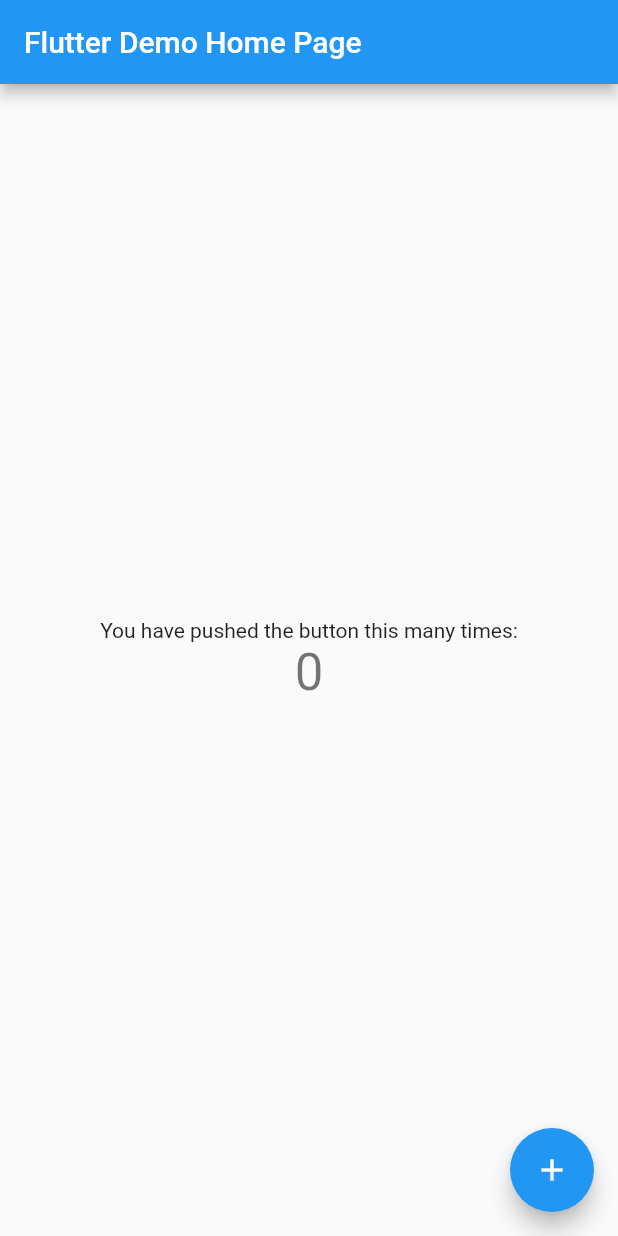
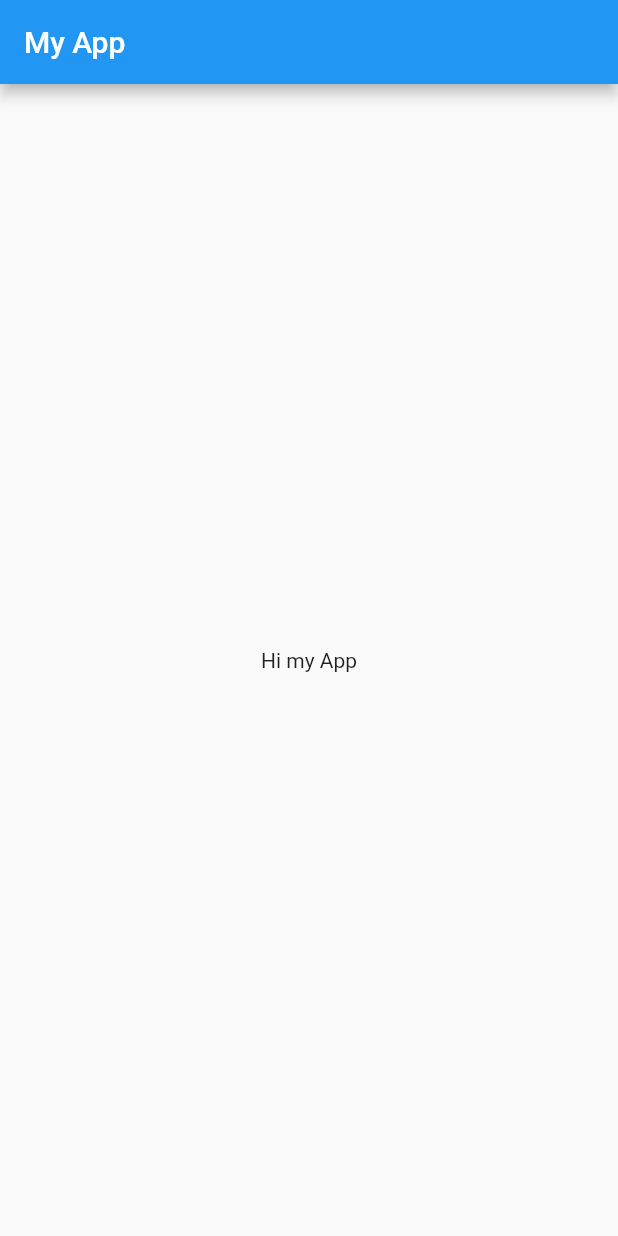
Before and after one commit to jnjiraphat/Practice-flutter, a Flutter app: the screen it shows after launch, on a phone screen of 412 x 824 dp. Run offline on Flutter 3.47's test engine with Material 2 defaults, Android fonts, the phone set to English and light mode, and no system bars.

Commit message:
edit main 'myApp'

```diff
--- a/lib/main.dart
+++ b/lib/main.dart
@@ -5,113 +5,27 @@ void main() {
 }
 
 class MyApp extends StatelessWidget {
-  // This widget is the root of your application.
   @override
   Widget build(BuildContext context) {
     return MaterialApp(
-      title: 'Flutter Demo',
+      title: 'My App',
       theme: ThemeData(
-        // This is the theme of your application.
-        //
-        // Try running your application with "flutter run". You'll see the
-        // application has a blue toolbar. Then, without quitting the app, try
-        // changing the primarySwatch below to Colors.green and then invoke
-        // "hot reload" (press "r" in the console where you ran "flutter run",
-        // or simply save your changes to "hot reload" in a Flutter IDE).
-        // Notice that the counter didn't reset back to zero; the application
-        // is not restarted.
         primarySwatch: Colors.blue,
-        // This makes the visual density adapt to the platform that you run
-        // the app on. For desktop platforms, the controls will be smaller and
-        // closer together (more dense) than on mobile platforms.
         visualDensity: VisualDensity.adaptivePlatformDensity,
       ),
-      home: MyHomePage(title: 'Flutter Demo Home Page'),
+      home: MyHomePage(),
     );
   }
 }
 
-class MyHomePage extends StatefulWidget {
-  MyHomePage({Key key, this.title}) : super(key: key);
-
-  // This widget is the home page of your application. It is stateful, meaning
-  // that it has a State object (defined below) that contains fields that affect
-  // how it looks.
-
-  // This class is the configuration for the state. It holds the values (in this
-  // case the title) provided by the parent (in this case the App widget) and
-  // used by the build method of the State. Fields in a Widget subclass are
-  // always marked "final".
-
-  final String title;
-
-  @override
-  _MyHomePageState createState() => _MyHomePageState();
-}
-
-class _MyHomePageState extends State<MyHomePage> {
-  int _counter = 0;
-
-  void _incrementCounter() {
-    setState(() {
-      // This call to setState tells the Flutter framework that something has
-      // changed in this State, which causes it to rerun the build method below
-      // so that the display can reflect the updated values. If we changed
-      // _counter without calling setState(), then the build method would not be
-      // called again, and so nothing would appear to happen.
-      _counter++;
-    });
-  }
-
+class MyHomePage extends StatelessWidget {
   @override
   Widget build(BuildContext context) {
-    // This method is rerun every time setState is called, for instance as done
-    // by the _incrementCounter method above.
-    //
-    // The Flutter framework has been optimized to make rerunning build methods
-    // fast, so that you can just rebuild anything that needs updating rather
-    // than having to individually change instances of widgets.
     return Scaffold(
       appBar: AppBar(
-        // Here we take the value from the MyHomePage object that was created by
-        // the App.build method, and use it to set our appbar title.
-        title: Text(widget.title),
+        title: Text('My App')
       ),
-      body: Center(
-        // Center is a layout widget. It takes a single child and positions it
-        // in the middle of the parent.
-        child: Column(
-          // Column is also a layout widget. It takes a list of children and
-          // arranges them vertically. By default, it sizes itself to fit its
-          // children horizontally, and tries to be as tall as its parent.
-          //
-          // Invoke "debug painting" (press "p" in the console, choose the
-          // "Toggle Debug Paint" action from the Flutter Inspector in Android
-          // Studio, or the "Toggle Debug Paint" command in Visual Studio Code)
-          // to see the wireframe for each widget.
-          //
-          // Column has various properties to control how it sizes itself and
-          // how it positions its children. Here we use mainAxisAlignment to
-          // center the children vertically; the main axis here is the vertical
-          // axis because Columns are vertical (the cross axis would be
-          // horizontal).
-          mainAxisAlignment: MainAxisAlignment.center,
-          children: <Widget>[
-            Text(
-              'You have pushed the button this many times:',
-            ),
-            Text(
-              '$_counter',
-              style: Theme.of(context).textTheme.headline4,
-            ),
-          ],
-        ),
-      ),
-      floatingActionButton: FloatingActionButton(
-        onPressed: _incrementCounter,
-        tooltip: 'Increment',
-        child: Icon(Icons.add),
-      ), // This trailing comma makes auto-formatting nicer for build methods.
+      body: Center(child: Text('Hi my App'),),
     );
   }
 }
```
